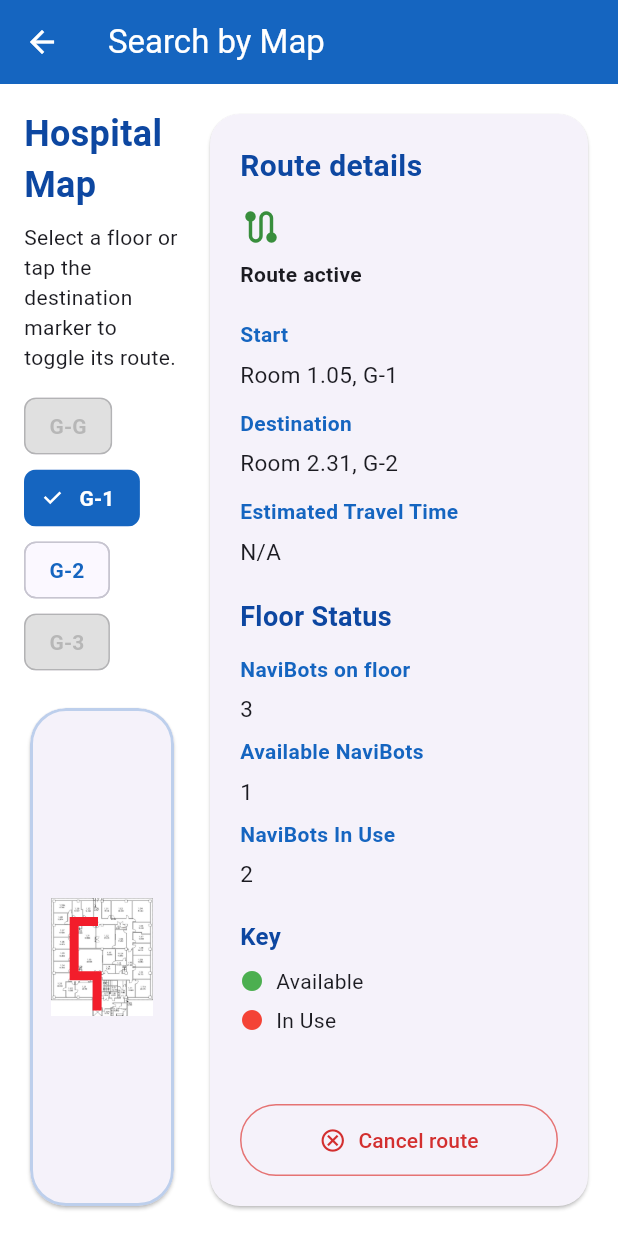
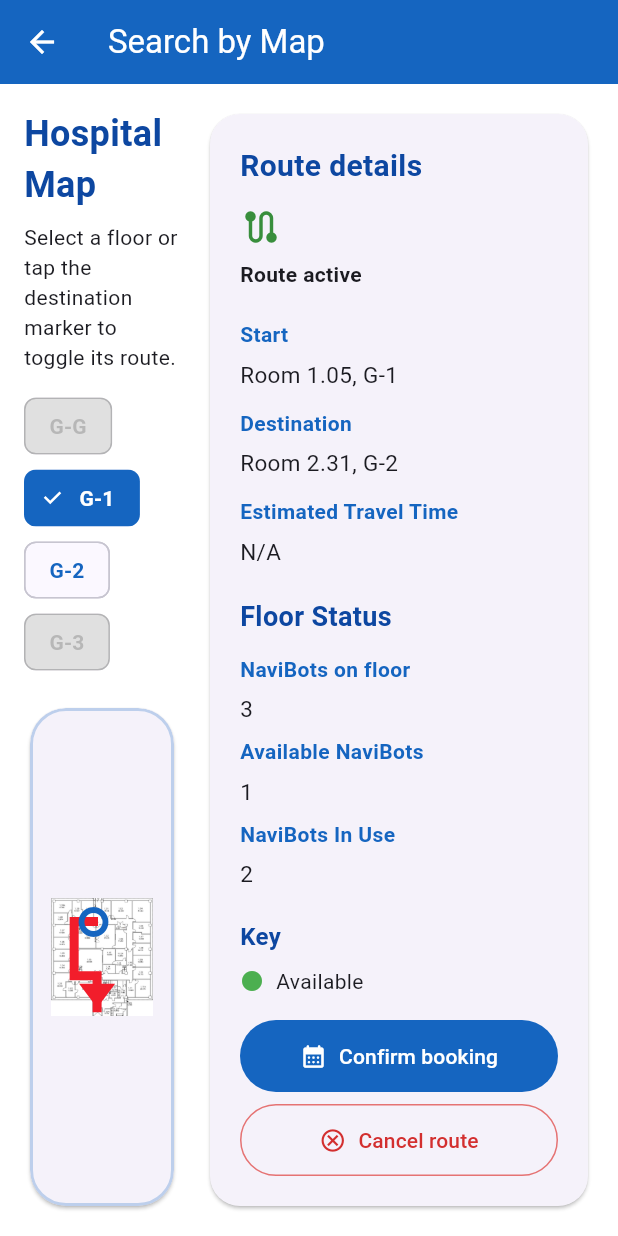
Before and after one commit to JPrisci/Medibot-, a Flutter app: the SearchByWardPage screen opened directly, after a tap on "Fashion", on a phone screen of 412 x 824 dp. Run offline on Flutter 3.47's test engine with Material 3 defaults, Android fonts, the phone set to English and light mode, and no system bars; our stand-ins replace shared_preferences; missing offline and left inert: file_saver; accounts and stored records are empty.

Commit message:
Added more map functionality. - Login now  requires name - Fixed bookings - Fixed confirmations - Added locations properly

```diff
--- a/lib/screens/search_by_map_page.dart
+++ b/lib/screens/search_by_map_page.dart
@@ -3,6 +3,7 @@ import 'dart:math' as math;
 import 'package:flutter/material.dart';
 
 import '../session_tracker.dart';
+import 'session_summary_page.dart';
 
 /// Displays the floor plans used in the user-testing prototype.
 class SearchByMapPage extends StatefulWidget {
@@ -54,6 +55,54 @@ class _SearchByMapPageState extends State<SearchByMapPage> {
       SessionTracker.instance.recordClick('Room 2.31 route');
       setState(() => _showRoute = true);
     }
+  }
+
+  Future<void> _confirmBooking() async {
+    if (!_showRoute) return;
+    final name = SessionTracker.instance.participantName ?? 'Guest';
+
+    final confirmed = await showDialog<bool>(
+      context: context,
+      builder: (context) => AlertDialog(
+        title: const Text('Confirm booking'),
+        content: Column(
+          mainAxisSize: MainAxisSize.min,
+          crossAxisAlignment: CrossAxisAlignment.start,
+          children: [
+            Text('Booking for $name', style: const TextStyle(fontWeight: FontWeight.w700)),
+            const SizedBox(height: 16),
+            const Text('Route', style: TextStyle(fontWeight: FontWeight.w700)),
+            const SizedBox(height: 8),
+            const Text('Start: Room 1.05, G-1'),
+            const SizedBox(height: 4),
+            const Text('Destination: Room 2.31, G-2'),
+            const SizedBox(height: 16),
+            const Text('Call NaviBot?'),
+          ],
+        ),
+        actions: [
+          TextButton(
+            onPressed: () => Navigator.of(context).pop(false),
+            child: const Text('Cancel'),
+          ),
+          FilledButton(
+            onPressed: () => Navigator.of(context).pop(true),
+            child: const Text('Confirm'),
+          ),
+        ],
+      ),
+    );
+
+    if (confirmed != true || !mounted) return;
+    SessionTracker.instance.recordClick('Booking confirmed');
+    _finishSession();
+  }
+
+  void _finishSession() {
+    SessionTracker.instance.recordClick('Session complete');
+    Navigator.of(context).pushReplacement(
+      MaterialPageRoute(builder: (_) => const SessionSummaryPage()),
+    );
   }
 
   String get _mapAsset => 'assets/images/$_selectedFloor.png';
@@ -209,6 +258,19 @@ class _SearchByMapPageState extends State<SearchByMapPage> {
             const SizedBox(height: 12),
             SizedBox(
               width: double.infinity,
+              child: FilledButton.icon(
+                onPressed: _showRoute ? _confirmBooking : null,
+                icon: const Icon(Icons.calendar_month_rounded),
+                label: const Text('Confirm booking'),
+                style: FilledButton.styleFrom(
+                  backgroundColor: _primaryBlue,
+                  padding: const EdgeInsets.symmetric(vertical: 14),
+                ),
+              ),
+            ),
+            const SizedBox(height: 8),
+            SizedBox(
+              width: double.infinity,
               child: OutlinedButton.icon(
                 onPressed: _showRoute ? _cancelRoute : null,
                 icon: const Icon(Icons.cancel_outlined),
@@ -303,6 +365,23 @@ class _SearchByMapPageState extends State<SearchByMapPage> {
                           ),
                         ),
                       ),
+                    if (_selectedFloor == 'G-1')
+                      Positioned(
+                        // The route starts at room 1.05: (41.7%, 20%) of G-1.
+                        left: (mapWidth * 0.417) - 12,
+                        top: (mapHeight * 0.200) - 12,
+                        child: Semantics(
+                          label: 'Start: room 1.05',
+                          child: const Tooltip(
+                            message: 'Start: room 1.05',
+                            child: Icon(
+                              Icons.trip_origin_rounded,
+                              color: _primaryBlue,
+                              size: 24,
+                            ),
+                          ),
+                        ),
+                      ),
                     if (_selectedFloor == 'G-2')
                       Positioned(
                         // The route ends at room 2.31: (69%, 66.2%) of G-2.
@@ -321,8 +400,7 @@ class _SearchByMapPageState extends State<SearchByMapPage> {
                               key: const ValueKey('room-2.31-destination'),
                               onPressed: _toggleDestinationRoute,
                               style: IconButton.styleFrom(
-                                backgroundColor:
-                                    _showRoute ? Colors.green.shade700 : _primaryBlue,
+                                backgroundColor: _showRoute ? Colors.green.shade700 : _primaryBlue,
                                 minimumSize: const Size(32, 32),
                                 maximumSize: const Size(32, 32),
                                 padding: EdgeInsets.zero,
@@ -360,7 +438,7 @@ class _RoutePainter extends CustomPainter {
             Offset(0.227, 0.200),
             Offset(0.227, 0.659),
             Offset(0.452, 0.659),
-            Offset(0.452, 0.914),
+            Offset(0.452, 0.930),
           ]
         : const [
             Offset(0.452, 0.924),
@@ -382,18 +460,25 @@ class _RoutePainter extends CustomPainter {
     }
     canvas.drawPath(path, paint);
 
-    if (floor == 'G-2') {
     final end = scaledPoints.last;
+    final previous = scaledPoints[scaledPoints.length - 2];
+    final direction = (end - previous) / (end - previous).distance;
+    final perpendicular = Offset(-direction.dy, direction.dx);
     final arrowPaint = Paint()
       ..color = paint.color
       ..style = PaintingStyle.fill;
     final arrow = Path()
       ..moveTo(end.dx, end.dy)
-        ..lineTo(end.dx - 16, end.dy - 12)
-        ..lineTo(end.dx - 16, end.dy + 12)
+      ..lineTo(
+        end.dx - (direction.dx * 16) + (perpendicular.dx * 12),
+        end.dy - (direction.dy * 16) + (perpendicular.dy * 12),
+      )
+      ..lineTo(
+        end.dx - (direction.dx * 16) - (perpendicular.dx * 12),
+        end.dy - (direction.dy * 16) - (perpendicular.dy * 12),
+      )
       ..close();
     canvas.drawPath(arrow, arrowPaint);
-    }
   }
 
   @override
--- a/lib/session_tracker.dart
+++ b/lib/session_tracker.dart
@@ -11,6 +11,7 @@ class SessionTracker {
 
   final ValueNotifier<int> clickCount = ValueNotifier<int>(0);
   final ValueNotifier<Duration> elapsed = ValueNotifier<Duration>(Duration.zero);
+  String? participantName;
   Timer? _timer;
   bool _running = false;
 
@@ -37,6 +38,7 @@ class SessionTracker {
     stop();
     clickCount.value = 0;
     elapsed.value = Duration.zero;
+    participantName = null;
   }
 
   void recordClick([String? source]) {
```
Also changed, not shown: lib/screens/loading_page.dart (+30 -2 lines), 1 other file. Lines whose indentation alone changed are shown as unchanged.
